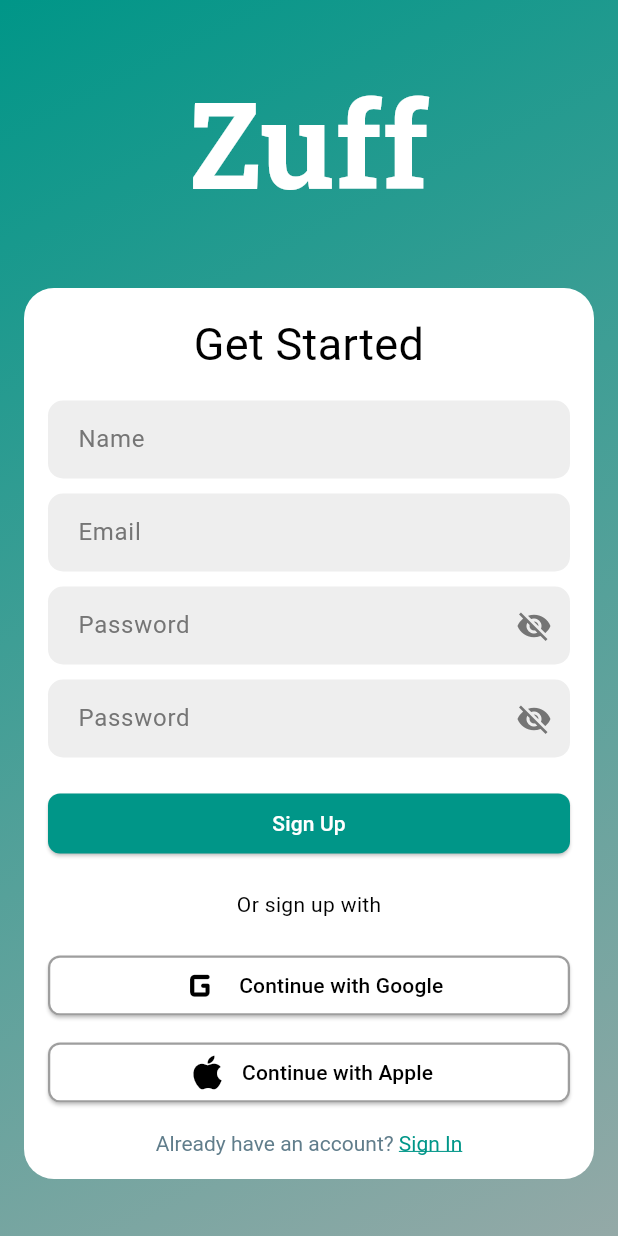
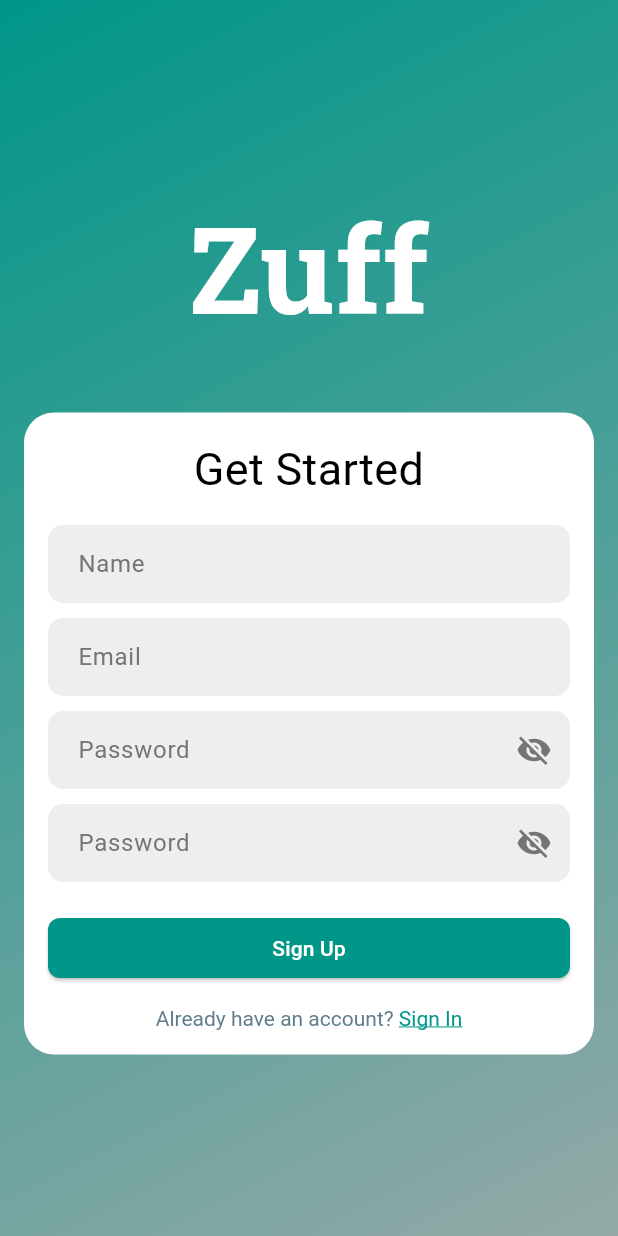
Before and after one commit to luissilva5002/Zuff, a Flutter app: the SignUpPage screen opened directly, on a phone screen of 412 x 824 dp. Run offline on Flutter 3.47's test engine with Material 3 defaults, Android fonts, the phone set to English and light mode, and no system bars; our stand-ins replace cloud_firestore, firebase_auth, firebase_core, firebase_storage, google_sign_in, image_picker and 1 more; accounts and stored records are empty.

Commit message:
fixed pages

```diff
--- a/lib/auth/signup.dart
+++ b/lib/auth/signup.dart
@@ -85,42 +85,6 @@ class _SignUpPageState extends State<SignUpPage> {
     }
   }
 
-
-  Future<User?> signInWithGoogle() async {
-    showDialog(
-      context: context,
-      barrierDismissible: false,
-      builder: (context) => const Center(child: CircularProgressIndicator()),
-    );
-
-    try {
-      final GoogleSignInAccount? googleUser = await GoogleSignIn().signIn();
-      if (googleUser == null) {
-        Navigator.of(context).pop();
-        return null;
-      }
-
-      final GoogleSignInAuthentication googleAuth = await googleUser
-          .authentication;
-      final credential = GoogleAuthProvider.credential(
-        accessToken: googleAuth.accessToken,
-        idToken: googleAuth.idToken,
-      );
-
-      UserCredential userCredential = await FirebaseAuth.instance
-          .signInWithCredential(credential);
-      Navigator.of(context).pop();
-      return userCredential.user;
-    } on FirebaseAuthException catch (e) {
-      Navigator.of(context).pop();
-      print(e.message);
-      return null;
-    } catch (e) {
-      print(e);
-      Navigator.of(context).pop();
-      return null;
-    }
-  }
 
   @override
   void dispose() {
@@ -314,58 +278,7 @@ class _SignUpPageState extends State<SignUpPage> {
                               ),
                             ),
                           ),
-                          SizedBox(height: 20),
-                          const Text("Or sign up with"),
-                          SizedBox(height: 20),
-                          SizedBox(
-                            width: double.infinity,
-                            child: ElevatedButton(
-                              onPressed: () {},
-                              style: ElevatedButton.styleFrom(
-                                backgroundColor: Colors.white,
-                                shape: RoundedRectangleBorder(
-                                  borderRadius: BorderRadius.circular(8),
-                                  side: BorderSide(color: Colors.grey, width: 1.5),
-                                ),
-                              ),
-                              child: const Row(
-                                mainAxisAlignment: MainAxisAlignment.center,
-                                children: [
-                                  Icon(Icons.g_mobiledata_rounded, color: Colors.black, size: 35),
-                                  SizedBox(width: 8),
-                                  Text(
-                                    'Continue with Google',
-                                    style: TextStyle(color: Colors.black),
-                                  ),
-                                ],
-                              ),
-                            ),
-                          ),
-                          const SizedBox(height: 10),
-                          SizedBox(
-                            width: double.infinity,
-                            child: ElevatedButton(
-                              onPressed: () {},
-                              style: ElevatedButton.styleFrom(
-                                backgroundColor: Colors.white,
-                                shape: RoundedRectangleBorder(
-                                  borderRadius: BorderRadius.circular(8),
-                                  side: BorderSide(color: Colors.grey, width: 1.5),
-                                ),
-                              ),
-                              child: const Row(
-                                mainAxisAlignment: MainAxisAlignment.center,
-                                children: [
-                                  Icon(Icons.apple, color: Colors.black, size: 30),
-                                  SizedBox(width: 8),
-                                  Text(
-                                    'Continue with Apple',
-                                    style: TextStyle(color: Colors.black),
-                                  ),
-                                ],
-                              ),
-                            ),
-                          ),
+
                           const SizedBox(height: 15),
                           RichText(
                             text: TextSpan(
```
Also changed, not shown: lib/pages/profile/menu.dart (+0 -9 lines).
